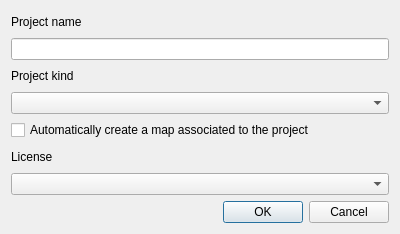
First picture: the form in svir/ui/ui_upload_gv_proj.ui, repository gem/oq-irmt-qgis, before the edit.
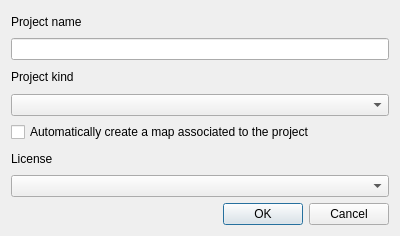
Second picture: the form after the edit. Icons and pictures are not drawn.

Commit message: Add checkbod to automatically create a map out of the uploaded GeoViewer project

```diff
--- a/svir/ui/ui_upload_gv_proj.ui
+++ b/svir/ui/ui_upload_gv_proj.ui
@@ -7,7 +7,7 @@
     <x>0</x>
     <y>0</y>
     <width>400</width>
-    <height>234</height>
+    <height>236</height>
    </rect>
   </property>
   <property name="windowTitle">
```
Left out of the diff: 2 changed lines with no effect on the pictures. The commit also changes 1 other file.
